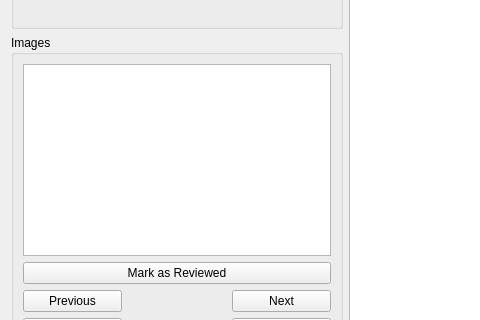
Team-Guardian/tagger, file gui/ui/ui_taggingTab.ui: the form before one commit; both pictures show x 0 to 480 and y 276 to 596 of the 1355 by 837 pixel window.
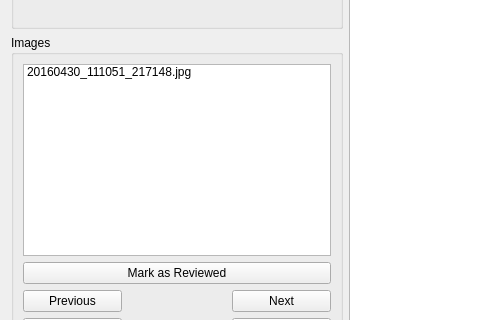
The form after the commit. Custom widgets are drawn as their Qt base class.

```diff
--- a/gui/ui/ui_taggingTab.ui
+++ b/gui/ui/ui_taggingTab.ui
@@ -93,7 +93,13 @@
        </property>
        <layout class="QVBoxLayout" name="verticalLayout_3">
         <item>
-         <widget class="QListWidget" name="list_images"/>
+         <widget class="QListWidget" name="list_images">
+          <item>
+           <property name="text">
+            <string>20160430_111051_217148.jpg</string>
+           </property>
+          </item>
+         </widget>
         </item>
         <item>
          <layout class="QGridLayout" name="gridLayout_2">
```
